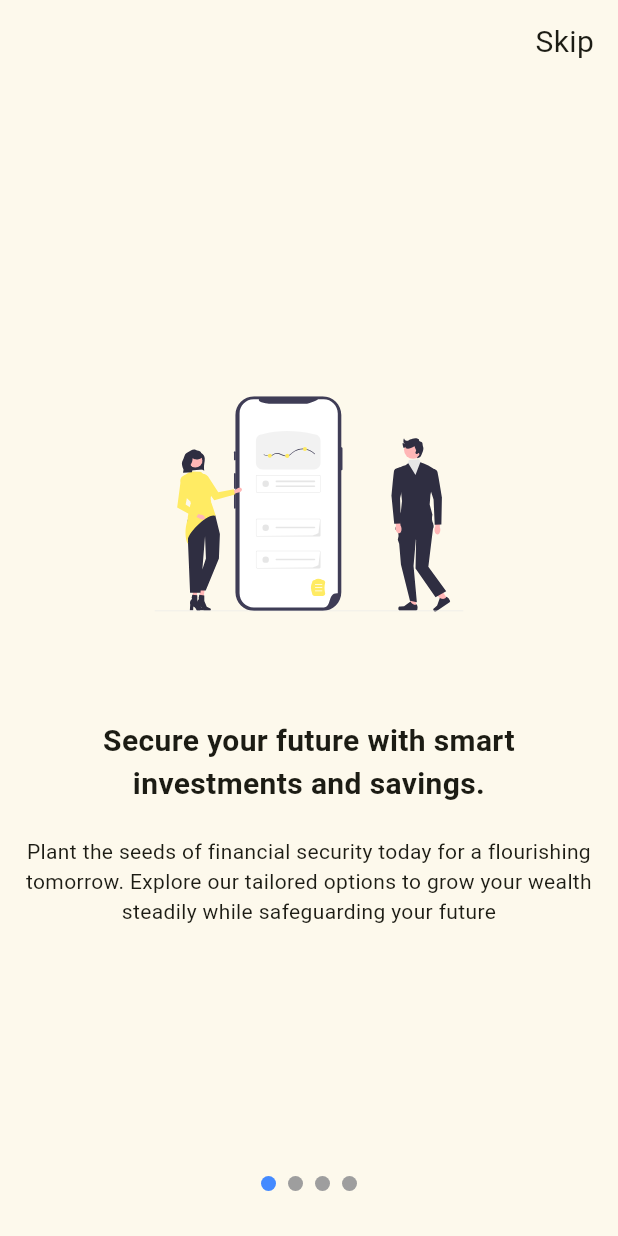
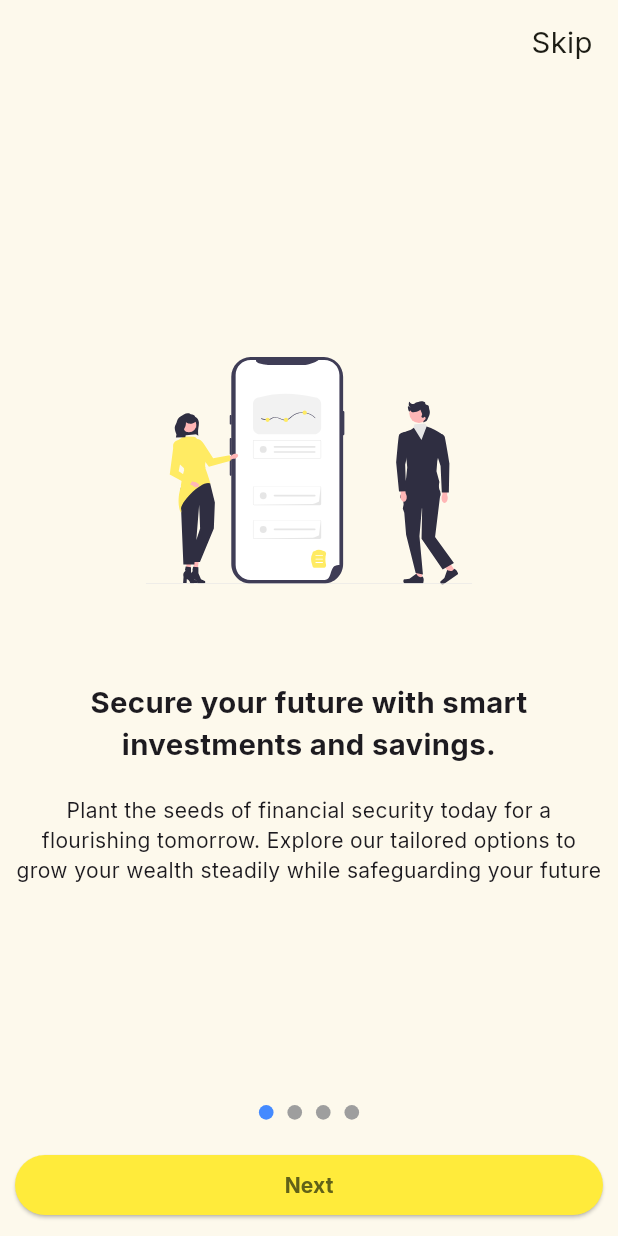
Before and after one commit to Rick-Development/dinissa, a Flutter app: the screen it shows after launch, on a phone screen of 412 x 824 dp. Run offline on Flutter 3.47's test engine with Material 3 defaults, Android fonts, the phone set to English and light mode, and no system bars; our stand-ins replace animated_splash_screen, flutter_screenutil, flutter_svg, google_fonts, page_transition; network calls fail.

Commit message:
welcome screen update

```diff
--- a/lib/main.dart
+++ b/lib/main.dart
@@ -1,6 +1,7 @@
-import 'package:dinissa/routes/app.dart';
+import 'package:dinissa/routes/app_routes.dart';
 import 'package:flutter/material.dart';
-import '../views/splash_screen.dart';
+import 'package:flutter_screenutil/flutter_screenutil.dart';
+import 'package:google_fonts/google_fonts.dart';
 
 void main() {
   runApp(const MyApp());
@@ -11,15 +12,22 @@ class MyApp extends StatelessWidget {
 
   @override
   Widget build(BuildContext context) {
+    return ScreenUtilInit(
+        designSize: const Size(390, 844),
+        minTextAdapt: true,
+        splitScreenMode: true,
+        builder: (context, child) {
           return MaterialApp(
             debugShowCheckedModeBanner: false,
             title: "Dinissa App",
             theme: ThemeData(
+              textTheme: GoogleFonts.interTextTheme(),
               colorScheme: ColorScheme.fromSeed(seedColor: Colors.yellowAccent),
               useMaterial3: true,
             ),
             initialRoute: AppRoutes.splashScreen,
             onGenerateRoute: AppRoutes.generateRoute,
           );
+        });
   }
 }
--- a/lib/routes/app.dart
+++ /dev/null
@@ -1,47 +0,0 @@
-import 'package:dinissa/views/home_screen.dart';
-import 'package:dinissa/views/loan_save_screen.dart';
-import 'package:dinissa/views/p2p_screen.dart';
-import 'package:dinissa/views/profile_screen.dart';
-import 'package:dinissa/views/splash_screen.dart';
-import 'package:dinissa/views/buy_sell_screen.dart';  // Add this
-import 'package:dinissa/views/swap_screen.dart';      // Add this
-import 'package:dinissa/views/wallet_screen.dart';    // Add this
-import 'package:dinissa/views/discover_screen.dart';  // Add this
-import 'package:flutter/material.dart';
-
-class AppRoutes {
-  static const String home = '/home';
-  static const String splashScreen = '/splash_screen';
-  static const String p2p = '/p2p';
-  static const String loanSave = '/loansave';
-  static const String profile = '/profile';
-  static const String buySell = '/buySell';  // Add this
-  static const String swap = '/swap';        // Add this
-  static const String wallet = '/wallet';    // Add this
-  static const String discover = '/discover';// Add this
-
-  static Route<dynamic> generateRoute(RouteSettings settings) {
-    switch (settings.name) {
-      case home:
-        return MaterialPageRoute(builder: (_) => HomeScreen());
-      case p2p:
-        return MaterialPageRoute(builder: (_) => P2PScreen());
-      case splashScreen:
-        return MaterialPageRoute(builder: (_) => SplashScreen());
-      case loanSave:
-        return MaterialPageRoute(builder: (_) => LoanSaveScreen());
-      case profile:
-        return MaterialPageRoute(builder: (_) => ProfileScreen());
-      case buySell:
-        return MaterialPageRoute(builder: (_) => BuySellScreen()); // Add this
-      case swap:
-        return MaterialPageRoute(builder: (_) => SwapScreen());   // Add this
-      case wallet:
-        return MaterialPageRoute(builder: (_) => WalletScreen()); // Add this
-      case discover:
-        return MaterialPageRoute(builder: (_) => DiscoverScreen());// Add this
-      default:
-        return MaterialPageRoute(builder: (_) => HomeScreen());
-    }
-  }
-}
--- /dev/null
+++ b/lib/routes/app_routes.dart
@@ -0,0 +1,52 @@
+import 'package:dinissa/views/home_screen.dart';
+import 'package:dinissa/views/loan_save_screen.dart';
+import 'package:dinissa/views/p2p_screen.dart';
+import 'package:dinissa/views/profile_screen.dart';
+import 'package:dinissa/views/splash_screen.dart';
+import 'package:dinissa/views/buy_sell_screen.dart'; // Add this
+import 'package:dinissa/views/swap_screen.dart'; // Add this
+import 'package:dinissa/views/wallet_screen.dart'; // Add this
+import 'package:dinissa/views/discover_screen.dart'; // Add this
+import 'package:dinissa/views/welcome_screen.dart';
+import 'package:flutter/material.dart';
+
+class AppRoutes {
+  static const String splashScreen = '/splash_screen';
+  static const String welcome = '/welcome';
+  static const String home = '/home';
+  static const String p2p = '/p2p';
+  static const String loanSave = '/loansave';
+  static const String profile = '/profile';
+  static const String buySell = '/buySell'; // Add this
+  static const String swap = '/swap'; // Add this
+  static const String wallet = '/wallet'; // Add this
+  static const String discover = '/discover'; // Add this
+
+  static Route<dynamic> generateRoute(RouteSettings settings) {
+    switch (settings.name) {
+      case splashScreen:
+        return MaterialPageRoute(builder: (_) => const SplashScreen());
+      case welcome:
+        return MaterialPageRoute(builder: (_) => const WelcomeScreen());
+      case home:
+        return MaterialPageRoute(builder: (_) => const HomeScreen());
+      case p2p:
+        return MaterialPageRoute(builder: (_) => P2PScreen());
+      case loanSave:
+        return MaterialPageRoute(builder: (_) => LoanSaveScreen());
+      case profile:
+        return MaterialPageRoute(builder: (_) => ProfileScreen());
+      case buySell:
+        return MaterialPageRoute(builder: (_) => BuySellScreen()); // Add this
+      case swap:
+        return MaterialPageRoute(builder: (_) => SwapScreen()); // Add this
+      case wallet:
+        return MaterialPageRoute(
+            builder: (_) => const WalletScreen()); // Add this
+      case discover:
+        return MaterialPageRoute(builder: (_) => DiscoverScreen()); // Add this
+      default:
+        return MaterialPageRoute(builder: (_) => const HomeScreen());
+    }
+  }
+}
--- a/lib/views/layouts/footer.dart
+++ b/lib/views/layouts/footer.dart
@@ -1,6 +1,6 @@
 import 'package:dinissa/util/app_constant.dart';
 import 'package:flutter/material.dart';
-import '../../routes/app.dart';
+import '../../routes/app_routes.dart';
 import '../../util/app_colors.dart';
 
 class Footer extends StatefulWidget {
--- a/lib/views/welcome_screen.dart
+++ b/lib/views/welcome_screen.dart
@@ -1,10 +1,11 @@
-import 'package:dinissa/views/home_screen.dart';
 import 'package:dinissa/views/login_screen.dart';
-import 'package:flutter/cupertino.dart';
 import 'package:flutter/material.dart';
+import 'package:flutter_screenutil/flutter_screenutil.dart';
 import 'package:flutter_svg/flutter_svg.dart';
 
 class WelcomeScreen extends StatefulWidget {
+  const WelcomeScreen({super.key});
+
   @override
   State<WelcomeScreen> createState() => _WelcomeScreenState();
 }
@@ -16,23 +17,27 @@ class _WelcomeScreenState extends State<WelcomeScreen> {
   final List<Map<String, String>> _slides = [
     {
       'image': 'assets/images/investor.svg',
-      'title':"Secure your future with smart investments and savings.",
-      'text': 'Plant the seeds of financial security today for a flourishing tomorrow. Explore our tailored options to grow your wealth steadily while safeguarding your future',
+      'title': "Secure your future with smart investments and savings.",
+      'text':
+          'Plant the seeds of financial security today for a flourishing tomorrow. Explore our tailored options to grow your wealth steadily while safeguarding your future',
     },
     {
       'image': 'assets/images/team.svg',
-      'title':'Fund your Wallet',
-      'text': 'lets you quickly and securely add money to your digital wallet using bank transfers, cards, or direct deposits. Manage your finances effortlessly and access your funds instantly',
+      'title': 'Fund your Wallet',
+      'text':
+          'lets you quickly and securely add money to your digital wallet using bank transfers, cards, or direct deposits. Manage your finances effortlessly and access your funds instantly',
     },
     {
       'image': 'assets/images/success.svg',
-      'title':'Instant Loans',
-      'text': 'Access quick and convenient loans with our fintech app. Apply in minutes and receive funds directly to your account. Enjoy competitive rates, flexible repayment options, and a hassle-free experience.',
+      'title': 'Instant Loans',
+      'text':
+          'Access quick and convenient loans with our fintech app. Apply in minutes and receive funds directly to your account. Enjoy competitive rates, flexible repayment options, and a hassle-free experience.',
     },
     {
       'image': 'assets/images/savings.svg',
-      'title':' Connect, Transact, Anywhere.',
-      'text': 'Our platform empowers you to engage in seamless transactions and interactions across the globe, eliminating the need for intermediaries. Experience the freedom of direct peer-to-peer engagement, anytime, anywhere.',
+      'title': ' Connect, Transact, Anywhere.',
+      'text':
+          'Our platform empowers you to engage in seamless transactions and interactions across the globe, eliminating the need for intermediaries. Experience the freedom of direct peer-to-peer engagement, anytime, anywhere.',
     },
   ];
 
@@ -47,38 +52,42 @@ class _WelcomeScreenState extends State<WelcomeScreen> {
     Navigator.push(
       context,
       MaterialPageRoute(
-        builder: (context) => LoginScreen(), // Replace NextScreen() with the actual widget of your next screen
+        builder: (context) =>
+            LoginScreen(), // Replace NextScreen() with the actual widget of your next screen
       ),
     );
   }
 
+  void _next() {
+    _pageController.nextPage(
+      duration: const Duration(milliseconds: 300),
+      curve: Curves.easeInOut,
+    );
+  }
 
   @override
   Widget build(BuildContext context) {
     return Scaffold(
-      appBar: AppBar(
-        // backgroundColor: Colors.yellow,
-        // foregroundColor: Colors.white,
-        // title: Text('Welcome'),
+      appBar: _currentIndex != _slides.length - 1
+          ? AppBar(
               automaticallyImplyLeading: false,
-        actions: <Widget> [
+              actions: <Widget>[
                 Padding(
-            padding: EdgeInsets.symmetric(horizontal: 16.0),
+                  padding: EdgeInsets.symmetric(horizontal: 16.0.w),
                   child: GestureDetector(
                     onTap: _continue,
                     child: Text(
                       "Skip",
-                style: TextStyle(
-                  fontSize: 20
+                      style: TextStyle(fontSize: 20.sp),
                     ),
                   ),
                 ),
+              ],
             )
-        ]
-      ),
+          : null,
       body: Container(
         // color: Colors.yellow, // Set the background color to yellow
-        padding: EdgeInsets.all(10.0),
+        padding: const EdgeInsets.all(10.0),
         child: Column(
           children: [
             Expanded(
@@ -92,20 +101,20 @@ class _WelcomeScreenState extends State<WelcomeScreen> {
                     children: [
                       SvgPicture.asset(
                         _slides[index]['image']!,
-                        height: MediaQuery.of(context).size.height * 0.3,
-                        width: MediaQuery.of(context).size.width * 0.5,
+                        height: (MediaQuery.of(context).size.height * 0.3).h,
+                        width: (MediaQuery.of(context).size.width * 0.5).w,
                       ),
-                      SizedBox(height: 20),
+                      SizedBox(height: 20.h),
                       Text(
-                        _slides[index]['title']??'',
-                        style: TextStyle(fontSize: 20,
-                        fontWeight: FontWeight.bold),
+                        _slides[index]['title'] ?? '',
+                        style: TextStyle(
+                            fontSize: 20.sp, fontWeight: FontWeight.bold),
                         textAlign: TextAlign.center,
                       ),
-                      SizedBox(height: 20),
+                      const SizedBox(height: 20),
                       Text(
                         _slides[index]['text']!,
-                        style: TextStyle(fontSize: 14),
+                        style: const TextStyle(fontSize: 14),
                         textAlign: TextAlign.center,
                       ),
                     ],
@@ -113,14 +122,14 @@ class _WelcomeScreenState extends State<WelcomeScreen> {
                 },
               ),
             ),
-            SizedBox(height: 20),
+            SizedBox(height: 20.h),
             Row(
               mainAxisAlignment: MainAxisAlignment.center,
               children: List.generate(_slides.length, (index) {
                 return Container(
-                  margin: EdgeInsets.symmetric(horizontal: 4.0),
-                  width: 10.0,
-                  height: 10.0,
+                  margin: EdgeInsets.symmetric(horizontal: 4.0.w),
+                  width: 10.0.w,
+                  height: 10.0.h,
                   decoration: BoxDecoration(
                     shape: BoxShape.circle,
                     color: _currentIndex == index
@@ -130,28 +139,33 @@ class _WelcomeScreenState extends State<WelcomeScreen> {
                 );
               }),
             ),
-            SizedBox(height: 20),
-      // Align(
-      //   alignment: Alignment.bottomCenter,
-      //   child: Row(
-      //     children: [
-      //       Expanded(
-      //         child: ElevatedButton(
-      //           style: ButtonStyle(
-      //             backgroundColor: MaterialStateProperty.all<Color>(Colors.yellow),
-      //           ),
-      //           onPressed: _continue,
-      //           child: Text(
-      //             'Continue',
-      //             style: TextStyle(
-      //               fontWeight: FontWeight.bold,
-      //             ),
-      //           ),
-      //         ),
-      //       ),
-      //     ],
-      //   ),
-      // ),
+            SizedBox(height: 20.h),
+            Align(
+              alignment: Alignment.bottomCenter,
+              child: Row(
+                children: [
+                  Expanded(
+                    child: ElevatedButton(
+                      style: ButtonStyle(
+                        backgroundColor:
+                            WidgetStateProperty.all<Color>(Colors.yellow),
+                      ),
+                      onPressed: _currentIndex != _slides.length - 1
+                          ? _next
+                          : _continue,
+                      child: Text(
+                        _currentIndex != _slides.length - 1
+                            ? 'Next'
+                            : 'Continue',
+                        style: const TextStyle(
+                          fontWeight: FontWeight.bold,
+                        ),
+                      ),
+                    ),
+                  ),
+                ],
+              ),
+            ),
           ],
         ),
       ),
```
Also changed, not shown: lib/util/shortcut_widget.dart (+12 -16 lines), lib/views/home_screen.dart (+36 -50 lines), lib/views/login_screen.dart (+13 -12 lines), lib/views/signup_screen.dart (+15 -14 lines), lib/views/splash_screen.dart (+14 -15 lines), lib/views/wallet_screen.dart (+5 -3 lines), pubspec.yaml (+13 -11 lines), pubspec.lock, 1 other file. Lines whose indentation alone changed are shown as unchanged.
